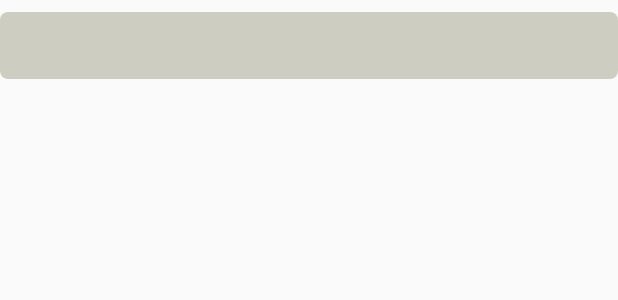
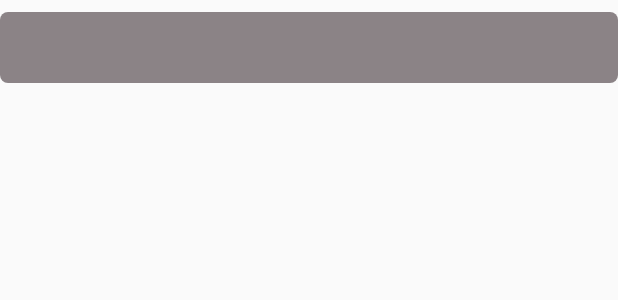
Before and after one commit to dengzhenli/LuckyMusic, an Android app: the layout lm_main_item_setting_list.xml on its own in the app's theme, with its tools: preview values and no code run, on a phone screen of 412 x 824 dp. Shown: the top 300 px of the screen. Run offline under Robolectric (Android 15) with nearby library versions, the phone set to English and light mode, and no system bars.

Commit message:
页面优化

```diff
--- a/app/src/main/java/org/fattili/luckymusic/player/PlayManager.kt
+++ b/app/src/main/java/org/fattili/luckymusic/player/PlayManager.kt
@@ -187,7 +187,10 @@ class PlayManager private constructor() : Player.PlayCallBack {
     /** —————————————————————————————————————参数获取————————————————————————————————————————————— */
 
     fun getDuration(): Int {
-        return player?.duration ?: 0
+        player?.let {
+            return if (it.duration <= 1) 240000 else it.duration
+        }
+        return 240000
     }
 
     fun getProgress(): Int {
--- a/app/src/main/res/drawable/lm_common_shape_bg.xml
+++ b/app/src/main/res/drawable/lm_common_shape_bg.xml
@@ -1,5 +1,14 @@
 <?xml version="1.0" encoding="utf-8"?>
 <shape xmlns:android="http://schemas.android.com/apk/res/android">
-    <solid android:color="@color/Ivory3" />
+<!--    <solid android:color="@color/stopRedHalf" />-->
+<!--    <solid android:color="@color/grayCandle" />-->
+    <solid android:color="@color/LavenderBlush4" />
+<!--    <solid android:color="@color/grey41" />-->
     <corners android:radius="5dp"/>
+
+    <padding
+        android:bottom="2px"
+        android:left="2px"
+        android:right="2px"
+        android:top="2px" />
 </shape>
--- a/app/src/main/res/layout/lm_main_item_setting_list.xml
+++ b/app/src/main/res/layout/lm_main_item_setting_list.xml
@@ -6,16 +6,17 @@
     android:background="@drawable/lm_common_shape_bg"
     android:layout_width="match_parent"
     android:gravity="center_vertical"
+    android:clickable="true"
+    android:focusable="true"
+    android:foreground="?attr/selectableItemBackground"
     android:layout_height="wrap_content">
 
     <TextView
         android:id="@+id/lm_main_item_setting_list_tv"
-        android:textSize="18sp"
         android:padding="10dp"
         android:layout_gravity="center"
         android:layout_width="wrap_content"
         android:layout_height="wrap_content"
-        android:text=""
-        android:textColor="@color/lm_font"
+        style="@style/lm_font_style_dark_18"
         />
 </LinearLayout>
--- a/app/src/main/res/layout/lm_play_fragment_lyric.xml
+++ b/app/src/main/res/layout/lm_play_fragment_lyric.xml
@@ -3,7 +3,7 @@
     xmlns:app="http://schemas.android.com/apk/res-auto"
     xmlns:tools="http://schemas.android.com/tools"
     android:layout_width="match_parent"
-    android:background="@color/lm_background"
+    android:background="@color/colorPrimary"
     android:layout_height="match_parent"
     tools:context=".ui.view.main.play.LyricFragment">
 
@@ -13,6 +13,7 @@
         android:layout_marginTop="100dp"
         android:layout_marginBottom="712dp"
         android:text="歌词页面，暂未开放"
+        style="@style/lm_font_style_dark_18"
         app:layout_constraintBottom_toBottomOf="parent"
         app:layout_constraintEnd_toEndOf="parent"
         app:layout_constraintStart_toStartOf="parent"
--- a/app/src/main/res/layout/lm_song_fragment_songs_list.xml
+++ b/app/src/main/res/layout/lm_song_fragment_songs_list.xml
@@ -45,6 +45,7 @@
         app:layout_constraintBottom_toBottomOf="parent"
         app:layout_constraintEnd_toEndOf="parent"
         app:layout_constraintStart_toStartOf="parent"
+        android:elevation="10dp"
         app:layout_constraintTop_toBottomOf="@+id/lm_song_songs_list_add_ll">
 
         <androidx.recyclerview.widget.RecyclerView
--- a/app/src/main/res/layout/lm_song_popup_song_list_more.xml
+++ b/app/src/main/res/layout/lm_song_popup_song_list_more.xml
@@ -62,6 +62,7 @@
                     android:layout_height="50dp"
                     android:clickable="true"
                     android:focusable="true"
+                    android:foreground="?attr/selectableItemBackground"
                     android:gravity="center_vertical"
                     android:orientation="horizontal">
 
@@ -87,6 +88,7 @@
                     android:layout_height="50dp"
                     android:clickable="true"
                     android:focusable="true"
+                    android:foreground="?attr/selectableItemBackground"
                     android:gravity="center_vertical"
                     android:orientation="horizontal">
 
@@ -110,6 +112,7 @@
                     android:layout_width="match_parent"
                     android:layout_height="50dp"
                     android:gravity="center_vertical"
+                    android:foreground="?attr/selectableItemBackground"
                     android:clickable="true"
                     android:focusable="true"
                     android:orientation="horizontal">
@@ -134,6 +137,7 @@
                     android:layout_width="match_parent"
                     android:layout_height="50dp"
                     android:gravity="center_vertical"
+                    android:foreground="?attr/selectableItemBackground"
                     android:clickable="true"
                     android:focusable="true"
                     android:orientation="horizontal">
--- a/app/src/main/res/layout/lm_song_popup_songs_list_more.xml
+++ b/app/src/main/res/layout/lm_song_popup_songs_list_more.xml
@@ -60,6 +60,7 @@
                     android:id="@+id/lm_song_songs_list_more_play_ll"
                     android:layout_width="match_parent"
                     android:layout_height="50dp"
+                    android:foreground="?attr/selectableItemBackground"
                     android:clickable="true"
                     android:focusable="true"
                     android:gravity="center_vertical"
@@ -85,6 +86,7 @@
                     android:id="@+id/lm_song_songs_list_more_edit_ll"
                     android:layout_width="match_parent"
                     android:layout_height="50dp"
+                    android:foreground="?attr/selectableItemBackground"
                     android:clickable="true"
                     android:focusable="true"
                     android:gravity="center_vertical"
@@ -110,6 +112,7 @@
                     android:id="@+id/lm_song_songs_list_more_delete_ll"
                     android:layout_width="match_parent"
                     android:layout_height="50dp"
+                    android:foreground="?attr/selectableItemBackground"
                     android:clickable="true"
                     android:focusable="true"
                     android:gravity="center_vertical"
@@ -135,6 +138,7 @@
                     android:layout_width="match_parent"
                     android:layout_height="50dp"
                     android:gravity="center_vertical"
+                    android:foreground="?attr/selectableItemBackground"
                     android:clickable="true"
                     android:focusable="true"
                     android:orientation="horizontal">
--- a/app/src/main/res/values/styles.xml
+++ b/app/src/main/res/values/styles.xml
@@ -65,6 +65,10 @@
         <item name="android:textSize">16sp</item>
         <item name="android:textColor">@color/snow</item>
     </style>
+    <style name="lm_font_style_dark_14">
+        <item name="android:textSize">14sp</item>
+        <item name="android:textColor">@color/snow</item>
+    </style>
     <style name="lm_font_style_dark_18">
         <item name="android:textSize">18sp</item>
         <item name="android:textColor">@color/snow</item>
```
Also changed, not shown: app/src/main/res/drawable/lm_song_ic_songs_list.xml (+7 -18 lines), app/src/main/res/drawable/lm_song_ic_songs_local.xml (+4 -3 lines), app/src/main/res/drawable/lm_song_ic_songs_mark.xml (+4 -4 lines), app/src/main/res/layout/lm_song_item_song_list.xml (+4 -4 lines), app/src/main/res/layout/lm_song_item_songs_list.xml (+9 -6 lines).
